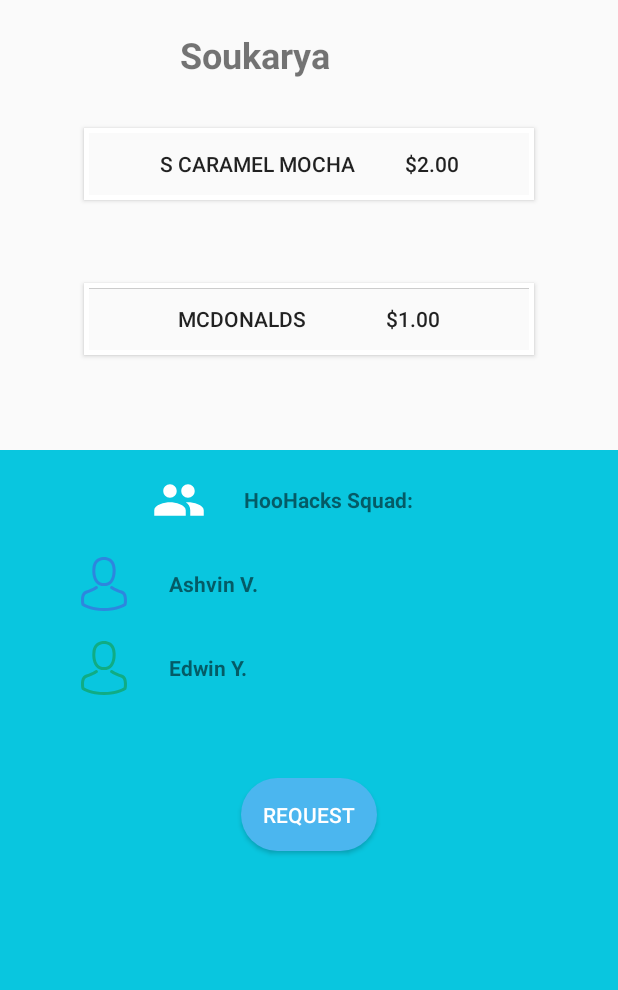
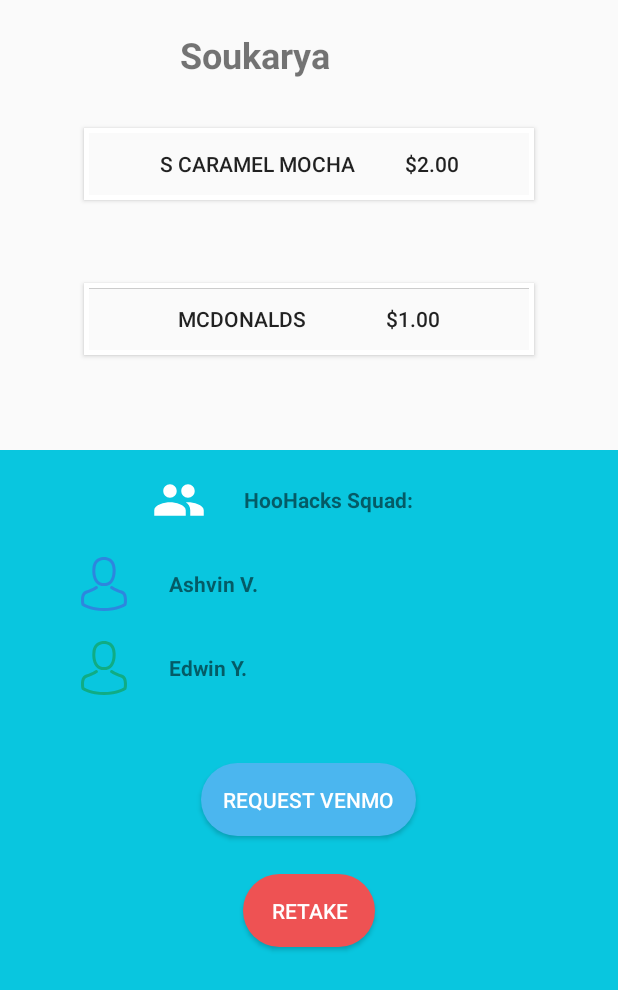
Before and after one commit to soukaryag/Split, an Android app: the ResultsActivity screen opened directly, with no data from a screen before it, on a phone screen of 412 x 824 dp. Shown: the top 990 px of the screen. Run offline under Robolectric (Android 15) with nearby library versions, the phone set to English and light mode, and no system bars; 5 statements that could not run were skipped.

Commit message:
retake button

```diff
--- a/receipts/app/src/main/java/com/example/ashvin/receipts/ResultsActivity.java
+++ b/receipts/app/src/main/java/com/example/ashvin/receipts/ResultsActivity.java
@@ -1,5 +1,6 @@
 package com.example.ashvin.receipts;
 
+import android.app.Activity;
 import android.content.Context;
 import android.content.Intent;
 import android.content.res.AssetManager;
@@ -14,6 +15,7 @@ import android.net.Uri;
 import android.graphics.Point;
 import android.graphics.Rect;
 import android.os.Bundle;
+import android.widget.Button;
 import android.support.v7.app.AppCompatActivity;
 import android.graphics.Paint.Style;
 
@@ -52,6 +54,8 @@ public class ResultsActivity extends AppCompatActivity {
     private int item2Clicks = 0;
     private int[] colors = {Color.WHITE, Color.GREEN, Color.BLUE};
     private HashMap<String, Double> priceMap;
+    Button button2;
+    Button button3;
 
     @Override
     protected void onCreate(Bundle savedInstanceState) {
@@ -64,6 +68,24 @@ public class ResultsActivity extends AppCompatActivity {
         String filepath = getIntent().getStringExtra("Path");
         File file = new File(filepath);
         Bitmap testImage = BitmapFactory.decodeFile(file.getAbsolutePath());
+
+        button2 = (Button)findViewById(R.id.button_request);
+        button2.setOnClickListener(new View.OnClickListener() {
+            @Override
+            public void onClick(View view) {
+                Intent intent = new Intent(getApplicationContext(), FinalActivity.class);
+                startActivity(intent);
+            }
+        });
+
+        button3 = (Button)findViewById(R.id.button_retake);
+        button3.setOnClickListener(new View.OnClickListener() {
+            @Override
+            public void onClick(View view) {
+                Intent intent = new Intent(getApplicationContext(), MainActivity.class);
+                startActivity(intent);
+            }
+        });
 
         if (file.exists()) {
             System.out.println("File does exist");
@@ -135,11 +157,6 @@ public class ResultsActivity extends AppCompatActivity {
         TextView groupName = (TextView) findViewById(R.id.group_name);
         groupName.setText("HooHacks Squad:");
 
-        TextView color1 = (TextView) findViewById(R.id.color1);
-        color1.setText("Green:");
-
-        TextView color2 = (TextView) findViewById(R.id.color2);
-        color2.setText("Blue");
 
         TextView member1 = (TextView) findViewById(R.id.member1);
         member1.setText("Ashvin V.");
--- /dev/null
+++ b/receipts/app/src/main/res/drawable/buttonstyle_bad.xml
@@ -0,0 +1,9 @@
+<?xml version="1.0" encoding="utf-8"?>
+<shape xmlns:android="http://schemas.android.com/apk/res/android">
+    <solid android:color="#ee5253" />
+    <padding android:top="15dp"
+        android:left="15dp"
+        android:right="15dp"
+        android:bottom="15dp" />
+    <corners android:radius="45dp" />
+</shape>
--- a/receipts/app/src/main/res/layout/activity_results.xml
+++ b/receipts/app/src/main/res/layout/activity_results.xml
@@ -127,11 +127,21 @@
         android:id="@+id/button_request"
         android:textColor="#fff"
         android:background="@drawable/buttonstyle"
-        android:layout_marginTop="55dp"
+        android:layout_marginTop="45dp"
         android:layout_gravity="center_horizontal"
         android:layout_width="wrap_content"
         android:layout_height="wrap_content"
-        android:text="Request"/>
+        android:text="Request Venmo"/>
+
+    <Button
+        android:id="@+id/button_retake"
+        android:textColor="#fff"
+        android:background="@drawable/buttonstyle_bad"
+        android:layout_gravity="center_horizontal"
+        android:layout_marginTop="25dp"
+        android:layout_width="wrap_content"
+        android:layout_height="wrap_content"
+        android:text="Retake"/>
 
 
 
```
